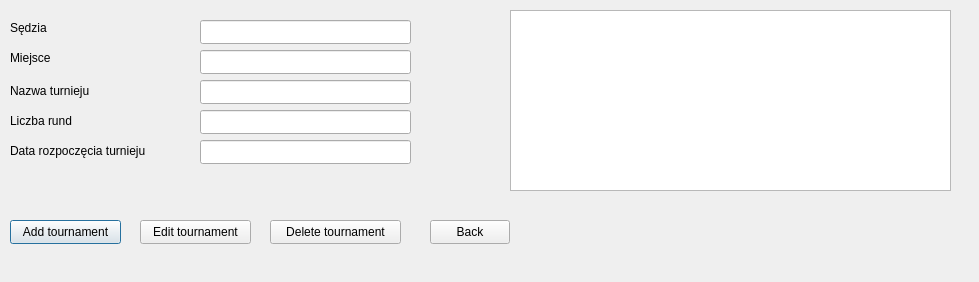
Above: chess_pairing_program/addtournament.ui from szachiszta/chess-pairing-program before the change. Below: the same form after it.
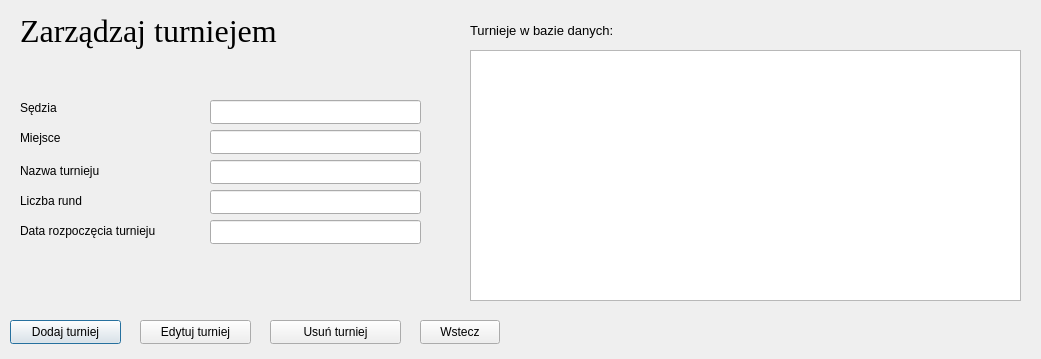
That is the form after the change.

Patch:
```diff
--- a/chess_pairing_program/addtournament.ui
+++ b/chess_pairing_program/addtournament.ui
@@ -6,8 +6,8 @@
    <rect>
     <x>0</x>
     <y>0</y>
-    <width>979</width>
-    <height>282</height>
+    <width>1041</width>
+    <height>359</height>
    </rect>
   </property>
   <property name="windowTitle">
@@ -16,8 +16,8 @@
   <widget class="QLineEdit" name="txt_date">
    <property name="geometry">
     <rect>
-     <x>200</x>
-     <y>140</y>
+     <x>210</x>
+     <y>220</y>
      <width>211</width>
      <height>24</height>
     </rect>
@@ -29,8 +29,8 @@
   <widget class="QLineEdit" name="txt_place">
    <property name="geometry">
     <rect>
-     <x>200</x>
-     <y>50</y>
+     <x>210</x>
+     <y>130</y>
      <width>211</width>
      <height>24</height>
     </rect>
@@ -42,8 +42,8 @@
   <widget class="QLineEdit" name="txt_number">
    <property name="geometry">
     <rect>
-     <x>200</x>
-     <y>110</y>
+     <x>210</x>
+     <y>190</y>
      <width>211</width>
      <height>24</height>
     </rect>
@@ -55,8 +55,8 @@
   <widget class="QLineEdit" name="txt_arbiter">
    <property name="geometry">
     <rect>
-     <x>200</x>
-     <y>20</y>
+     <x>210</x>
+     <y>100</y>
      <width>211</width>
      <height>24</height>
     </rect>
@@ -68,8 +68,8 @@
   <widget class="QLineEdit" name="txt_name">
    <property name="geometry">
     <rect>
-     <x>200</x>
-     <y>80</y>
+     <x>210</x>
+     <y>160</y>
      <width>211</width>
      <height>24</height>
     </rect>
@@ -82,37 +82,61 @@
    <property name="geometry">
     <rect>
      <x>10</x>
-     <y>220</y>
+     <y>320</y>
      <width>111</width>
      <height>24</height>
     </rect>
    </property>
+   <property name="font">
+    <font>
+     <family>Liberation Sans</family>
+    </font>
+   </property>
+   <property name="cursor">
+    <cursorShape>PointingHandCursor</cursorShape>
+   </property>
    <property name="text">
-    <string>Add tournament</string>
+    <string>Dodaj turniej</string>
    </property>
   </widget>
   <widget class="QPushButton" name="pushButton_2">
    <property name="geometry">
     <rect>
-     <x>430</x>
-     <y>220</y>
+     <x>420</x>
+     <y>320</y>
      <width>80</width>
      <height>24</height>
     </rect>
    </property>
+   <property name="font">
+    <font>
+     <family>Liberation Sans</family>
+    </font>
+   </property>
+   <property name="cursor">
+    <cursorShape>PointingHandCursor</cursorShape>
+   </property>
    <property name="text">
-    <string>Back</string>
+    <string>Wstecz</string>
+   </property>
+   <property name="autoRepeat">
+    <bool>false</bool>
    </property>
   </widget>
   <widget class="QLabel" name="label">
    <property name="geometry">
     <rect>
-     <x>10</x>
-     <y>20</y>
+     <x>20</x>
+     <y>100</y>
      <width>49</width>
      <height>16</height>
     </rect>
    </property>
+   <property name="font">
+    <font>
+     <family>Liberation Sans</family>
+    </font>
+   </property>
    <property name="text">
     <string>Sędzia</string>
    </property>
@@ -120,12 +144,17 @@
   <widget class="QLabel" name="label_2">
    <property name="geometry">
     <rect>
-     <x>10</x>
-     <y>50</y>
+     <x>20</x>
+     <y>130</y>
      <width>49</width>
      <height>16</height>
     </rect>
    </property>
+   <property name="font">
+    <font>
+     <family>Liberation Sans</family>
+    </font>
+   </property>
    <property name="text">
     <string>Miejsce</string>
    </property>
@@ -133,12 +162,17 @@
   <widget class="QLabel" name="label_3">
    <property name="geometry">
     <rect>
-     <x>10</x>
-     <y>80</y>
+     <x>20</x>
+     <y>160</y>
      <width>91</width>
      <height>21</height>
     </rect>
    </property>
+   <property name="font">
+    <font>
+     <family>Liberation Sans</family>
+    </font>
+   </property>
    <property name="text">
     <string>Nazwa turnieju</string>
    </property>
@@ -146,12 +180,17 @@
   <widget class="QLabel" name="label_4">
    <property name="geometry">
     <rect>
-     <x>10</x>
-     <y>110</y>
+     <x>20</x>
+     <y>190</y>
      <width>91</width>
      <height>21</height>
     </rect>
    </property>
+   <property name="font">
+    <font>
+     <family>Liberation Sans</family>
+    </font>
+   </property>
    <property name="text">
     <string>Liczba rund</string>
    </property>
@@ -159,12 +198,17 @@
   <widget class="QLabel" name="label_5">
    <property name="geometry">
     <rect>
-     <x>10</x>
-     <y>140</y>
+     <x>20</x>
+     <y>220</y>
      <width>181</width>
      <height>21</height>
     </rect>
    </property>
+   <property name="font">
+    <font>
+     <family>Liberation Sans</family>
+    </font>
+   </property>
    <property name="text">
     <string>Data rozpoczęcia turnieju</string>
    </property>
@@ -172,10 +216,10 @@
   <widget class="QTableView" name="tableView">
    <property name="geometry">
     <rect>
-     <x>510</x>
-     <y>10</y>
-     <width>441</width>
-     <height>181</height>
+     <x>470</x>
+     <y>50</y>
+     <width>551</width>
+     <height>251</height>
     </rect>
    </property>
   </widget>
@@ -183,26 +227,83 @@
    <property name="geometry">
     <rect>
      <x>140</x>
-     <y>220</y>
+     <y>320</y>
      <width>111</width>
      <height>24</height>
     </rect>
    </property>
+   <property name="font">
+    <font>
+     <family>Liberation Sans</family>
+    </font>
+   </property>
+   <property name="cursor">
+    <cursorShape>PointingHandCursor</cursorShape>
+   </property>
    <property name="text">
-    <string>Edit tournament</string>
+    <string>Edytuj turniej</string>
    </property>
   </widget>
   <widget class="QPushButton" name="delete_tournament">
    <property name="geometry">
     <rect>
      <x>270</x>
-     <y>220</y>
+     <y>320</y>
      <width>131</width>
      <height>24</height>
     </rect>
    </property>
+   <property name="font">
+    <font>
+     <family>Liberation Sans</family>
+    </font>
+   </property>
+   <property name="cursor">
+    <cursorShape>PointingHandCursor</cursorShape>
+   </property>
    <property name="text">
-    <string>Delete tournament</string>
+    <string>Usuń turniej</string>
+   </property>
+  </widget>
+  <widget class="QLabel" name="label_6">
+   <property name="geometry">
+    <rect>
+     <x>470</x>
+     <y>20</y>
+     <width>261</width>
+     <height>20</height>
+    </rect>
+   </property>
+   <property name="font">
+    <font>
+     <family>Liberation Sans</family>
+     <pointsize>10</pointsize>
+    </font>
+   </property>
+   <property name="text">
+    <string>Turnieje w bazie danych: </string>
+   </property>
+  </widget>
+  <widget class="QLabel" name="label_7">
+   <property name="geometry">
+    <rect>
+     <x>20</x>
+     <y>10</y>
+     <width>321</width>
+     <height>41</height>
+    </rect>
+   </property>
+   <property name="font">
+    <font>
+     <family>Liberation Serif</family>
+     <pointsize>24</pointsize>
+    </font>
+   </property>
+   <property name="text">
+    <string>Zarządzaj turniejem</string>
+   </property>
+   <property name="textFormat">
+    <enum>Qt::PlainText</enum>
    </property>
   </widget>
  </widget>
```
Left out of the diff: 3 changed lines with no effect on the pictures.
